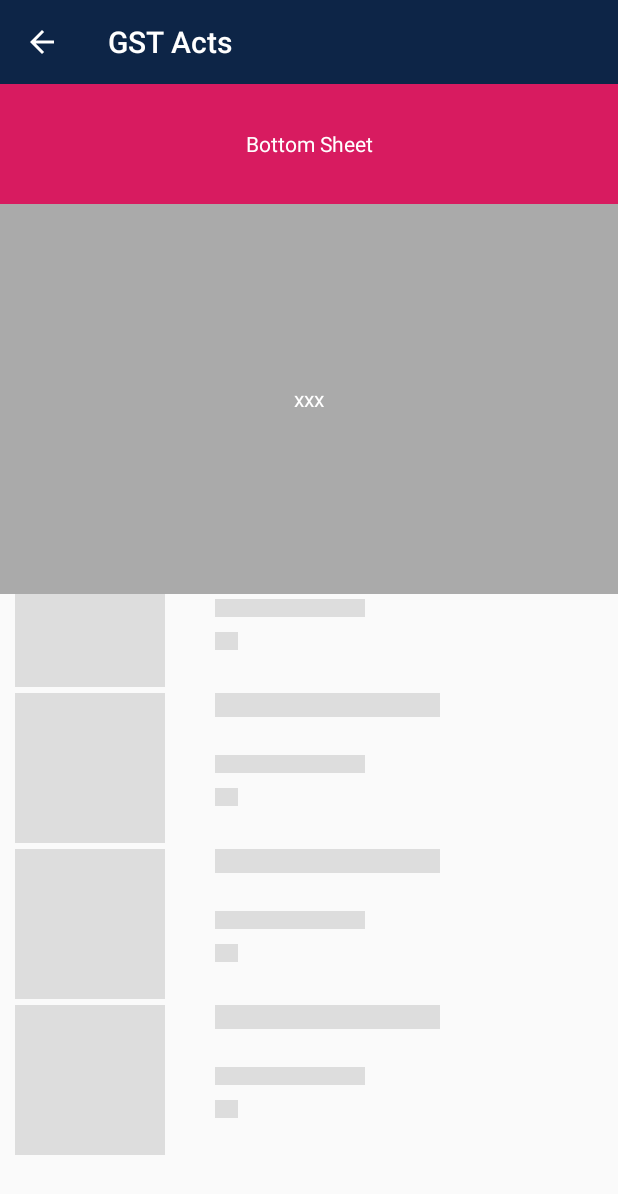
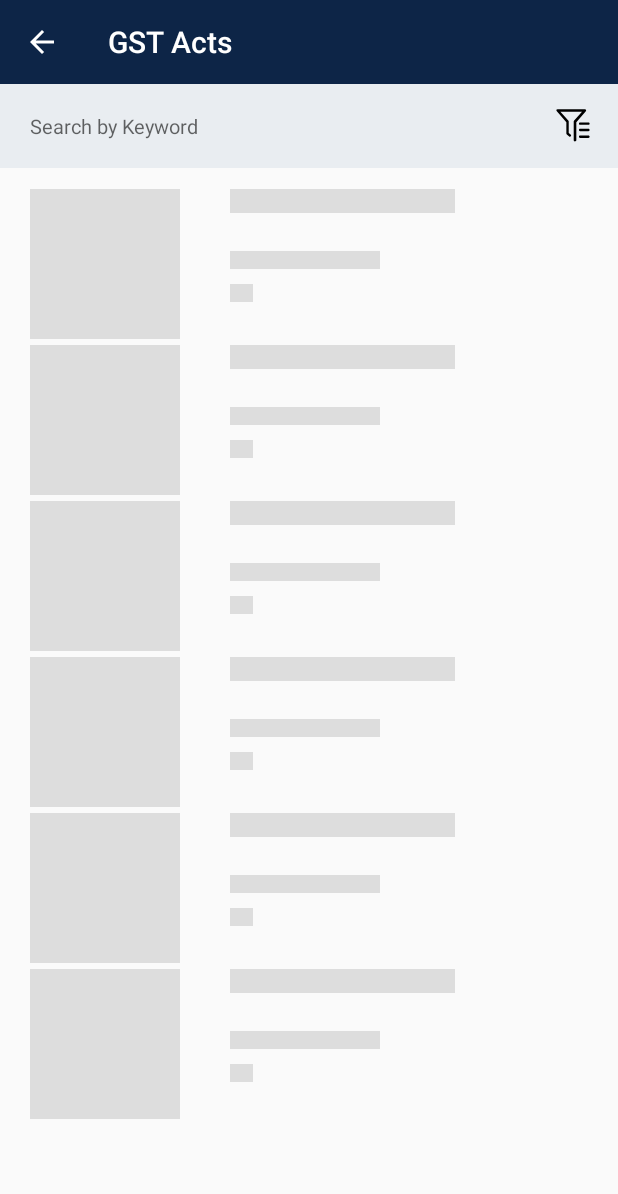
Before and after one commit to kritarth1107/GSTLibrary, an Android app: the screen it shows after launch (ActsActivity), after a tap on "GST Acts", on a phone screen of 412 x 824 dp. Shown: the top 1194 px of the screen. Run offline under Robolectric (Android 15) with nearby library versions, the phone set to English and light mode, and no system bars; our stand-ins replace Shimmer.

Commit message:
10-Aug (Working Acts with Keyword Search)

```diff
--- a/app/build.gradle
+++ b/app/build.gradle
@@ -30,6 +30,8 @@
     implementation 'de.hdodenhof:circleimageview:3.0.0'
     // Shimmer
     implementation 'com.facebook.shimmer:shimmer:0.1.0@aar'
+    //GIF
+    implementation 'pl.droidsonroids.gif:android-gif-drawable:1.2.3'
 
     testImplementation 'junit:junit:4.12'
     androidTestImplementation 'androidx.test:runner:1.2.0'
@@ -40,5 +42,4 @@
     implementation 'com.squareup.retrofit2:converter-gson:2.3.0'
 
 
-
 }
--- a/app/src/main/java/in/co/gstsamadhan/gstsamadhan/ActsActivity.java
+++ b/app/src/main/java/in/co/gstsamadhan/gstsamadhan/ActsActivity.java
@@ -7,7 +7,10 @@
 import androidx.recyclerview.widget.RecyclerView;
 
 import android.os.Bundle;
+import android.text.Editable;
+import android.text.TextWatcher;
 import android.view.View;
+import android.widget.EditText;
 import android.widget.LinearLayout;
 
 import com.facebook.shimmer.ShimmerFrameLayout;
@@ -22,6 +25,7 @@
 
 import in.co.gstsamadhan.gstsamadhan.Adapter.ActsAdapter;
 import in.co.gstsamadhan.gstsamadhan.model.Acts;
+import network.GstSamadhanApi;
 import network.RetrofitClient;
 import retrofit2.Call;
 import retrofit2.Callback;
@@ -30,10 +34,13 @@
 public class ActsActivity extends AppCompatActivity {
     private RecyclerView recyclerView ;
     ShimmerFrameLayout shimmerFrameLayout;
+    EditText KeywordEditText;
+    private GstSamadhanApi gstSamadhanApi;
     @Override
     protected void onCreate(Bundle savedInstanceState) {
         super.onCreate(savedInstanceState);
         setContentView(R.layout.activity_acts);
+        KeywordEditText = findViewById(R.id.KeywordEditText);
 
         //Toolbar
         Toolbar toolbar = findViewById(R.id.toolbar);
@@ -51,38 +58,32 @@
 
         //recyclerView
         recyclerView = findViewById(R.id.ActsRecyclerView);
-
-        retrieveValues();
-        // get the bottom sheet view
-        LinearLayout llBottomSheet = (LinearLayout) findViewById(R.id.bottom_sheet);
-        BottomSheetBehavior bottomSheetBehavior = BottomSheetBehavior.from(llBottomSheet);
-
-        bottomSheetBehavior.setState(BottomSheetBehavior.STATE_COLLAPSED);
-        bottomSheetBehavior.setState(BottomSheetBehavior.STATE_EXPANDED);
-        bottomSheetBehavior.setState(BottomSheetBehavior.STATE_HIDDEN);
-        bottomSheetBehavior.setPeekHeight(340);
-        bottomSheetBehavior.setHideable(false);
-
-        bottomSheetBehavior.setBottomSheetCallback(new BottomSheetBehavior.BottomSheetCallback() {
+        KeywordEditText.addTextChangedListener(new TextWatcher() {
             @Override
-            public void onStateChanged(@NonNull View bottomSheet, int newState) {
+            public void beforeTextChanged(CharSequence charSequence, int i, int i1, int i2) {
 
             }
 
             @Override
-            public void onSlide(@NonNull View bottomSheet, float slideOffset) {
+            public void onTextChanged(CharSequence charSequence, int i, int i1, int i2) {
+                retrieveValues(charSequence.toString())/*(charSequence.toString())*/;
+            }
+
+            @Override
+            public void afterTextChanged(Editable editable) {
 
             }
         });
 
+        retrieveValues("");
+
+
     }//OnCreate End
 
-    private void retrieveValues() {
+    private void retrieveValues(String Keyword) {
+        gstSamadhanApi = RetrofitClient.getApiClient().create(GstSamadhanApi.class);
 
-        Call<List<Acts>> call = RetrofitClient
-                .getInstance()
-                .getApi()
-                .jsonValues();
+        Call<List<Acts>> call = gstSamadhanApi.getActs(Keyword);
 
         call.enqueue(new Callback<List<Acts>>() {
             @Override
--- a/app/src/main/java/in/co/gstsamadhan/gstsamadhan/MainActivity.java
+++ b/app/src/main/java/in/co/gstsamadhan/gstsamadhan/MainActivity.java
@@ -56,6 +56,7 @@
                             case R.id.wallet_bottom_navigation:
                                 loadFragment(new ProfileFragment());
                                 toolbar.setBackgroundColor(getResources().getColor(R.color.colorPrimaryDark));
+
                                 break;
 
                         }
--- a/app/src/main/java/network/GstSamadhanApi.java
+++ b/app/src/main/java/network/GstSamadhanApi.java
@@ -12,13 +12,12 @@
 
 public interface GstSamadhanApi {
 
+   /* @GET("acts")
+    Call<List<Acts>> jsonValues();*/
+
     @GET("acts")
-    Call<List<Acts>> jsonValues();
-
-    @FormUrlEncoded
-    @POST("search")
-    Call<List<Acts>> json(
-            @Query("value") String val
+    Call<List<Acts>> getActs(
+            @Query("key") String keyword
     );
 
 }
--- a/app/src/main/java/network/RetrofitClient.java
+++ b/app/src/main/java/network/RetrofitClient.java
@@ -5,7 +5,7 @@
 
 public class RetrofitClient {
     public static final String BASE_URL = "https://gstsamadhan.co.in/gstapi/";
-    private static RetrofitClient mInstancce;
+ /*   private static RetrofitClient mInstancce;
     private static Retrofit retrofit = null;
 
 
@@ -27,5 +27,15 @@
     public GstSamadhanApi getApi(){
       return retrofit.create(GstSamadhanApi.class);
     }
-
+*/
+ public static Retrofit retrofit;
+ public static Retrofit getApiClient(){
+     if (retrofit==null){
+         retrofit = new Retrofit.Builder()
+                 .baseUrl(BASE_URL)
+                 .addConverterFactory(GsonConverterFactory.create())
+                 .build();
+     }
+     return retrofit;
+ }
 }
--- /dev/null
+++ b/app/src/main/res/drawable/ic_pdf_file.xml
@@ -0,0 +1,6 @@
+<vector android:height="24dp" android:viewportHeight="482.14"
+    android:viewportWidth="482.14" android:width="24dp" xmlns:android="http://schemas.android.com/apk/res/android">
+    <path android:fillColor="#FF000000" android:pathData="M142.024,310.194c0,-8.007 -5.556,-12.782 -15.359,-12.782c-4.003,0 -6.714,0.395 -8.132,0.773v25.69c1.679,0.378 3.743,0.504 6.588,0.504C135.57,324.379 142.024,319.1 142.024,310.194z"/>
+    <path android:fillColor="#FF000000" android:pathData="M202.709,297.681c-4.39,0 -7.227,0.379 -8.905,0.772v56.896c1.679,0.394 4.39,0.394 6.841,0.394c17.809,0.126 29.424,-9.677 29.424,-30.449C230.195,307.231 219.611,297.681 202.709,297.681z"/>
+    <path android:fillColor="#FF000000" android:pathData="M315.458,0H121.811c-28.29,0 -51.315,23.041 -51.315,51.315v189.754h-5.012c-11.418,0 -20.678,9.251 -20.678,20.679v125.404c0,11.427 9.259,20.677 20.678,20.677h5.012v22.995c0,28.305 23.025,51.315 51.315,51.315h264.223c28.272,0 51.3,-23.011 51.3,-51.315V121.449L315.458,0zM99.053,284.379c6.06,-1.024 14.578,-1.796 26.579,-1.796c12.128,0 20.772,2.315 26.58,6.965c5.548,4.382 9.292,11.615 9.292,20.127c0,8.51 -2.837,15.745 -7.999,20.646c-6.714,6.32 -16.643,9.157 -28.258,9.157c-2.585,0 -4.902,-0.128 -6.714,-0.379v31.096H99.053V284.379zM386.034,450.713H121.811c-10.954,0 -19.874,-8.92 -19.874,-19.889v-22.995h246.31c11.42,0 20.679,-9.25 20.679,-20.677V261.748c0,-11.428 -9.259,-20.679 -20.679,-20.679h-246.31V51.315c0,-10.938 8.921,-19.858 19.874,-19.858l181.89,-0.19v67.233c0,19.638 15.934,35.587 35.587,35.587l65.862,-0.189l0.741,296.925C405.891,441.793 396.987,450.713 386.034,450.713zM174.065,369.801v-85.422c7.225,-1.15 16.642,-1.796 26.58,-1.796c16.516,0 27.226,2.963 35.618,9.282c9.031,6.714 14.704,17.416 14.704,32.781c0,16.643 -6.06,28.133 -14.453,35.224c-9.157,7.612 -23.096,11.222 -40.125,11.222C186.191,371.092 178.966,370.446 174.065,369.801zM314.892,319.226v15.996h-31.23v34.973h-19.74v-86.966h53.16v16.122h-33.42v19.875H314.892z"/>
+</vector>
--- /dev/null
+++ b/app/src/main/res/drawable/ic_share.xml
@@ -0,0 +1,4 @@
+<vector android:height="24dp" android:viewportHeight="481.6"
+    android:viewportWidth="481.6" android:width="24dp" xmlns:android="http://schemas.android.com/apk/res/android">
+    <path android:fillColor="#FF000000" android:pathData="M381.6,309.4c-27.7,0 -52.4,13.2 -68.2,33.6l-132.3,-73.9c3.1,-8.9 4.8,-18.5 4.8,-28.4c0,-10 -1.7,-19.5 -4.9,-28.5l132.2,-73.8c15.7,20.5 40.5,33.8 68.3,33.8c47.4,0 86.1,-38.6 86.1,-86.1S429,0 381.5,0s-86.1,38.6 -86.1,86.1c0,10 1.7,19.6 4.9,28.5l-132.1,73.8c-15.7,-20.6 -40.5,-33.8 -68.3,-33.8c-47.4,0 -86.1,38.6 -86.1,86.1s38.7,86.1 86.2,86.1c27.8,0 52.6,-13.3 68.4,-33.9l132.2,73.9c-3.2,9 -5,18.7 -5,28.7c0,47.4 38.6,86.1 86.1,86.1s86.1,-38.6 86.1,-86.1S429.1,309.4 381.6,309.4zM381.6,27.1c32.6,0 59.1,26.5 59.1,59.1s-26.5,59.1 -59.1,59.1s-59.1,-26.5 -59.1,-59.1S349.1,27.1 381.6,27.1zM100,299.8c-32.6,0 -59.1,-26.5 -59.1,-59.1s26.5,-59.1 59.1,-59.1s59.1,26.5 59.1,59.1S132.5,299.8 100,299.8zM381.6,454.5c-32.6,0 -59.1,-26.5 -59.1,-59.1c0,-32.6 26.5,-59.1 59.1,-59.1s59.1,26.5 59.1,59.1C440.7,428 414.2,454.5 381.6,454.5z"/>
+</vector>
--- a/app/src/main/res/layout/activity_acts.xml
+++ b/app/src/main/res/layout/activity_acts.xml
@@ -31,6 +31,7 @@
         android:layout_width="match_parent"
         android:layout_height="?attr/actionBarSize">
         <EditText
+            android:id="@+id/KeywordEditText"
             android:textSize="13sp"
             android:paddingLeft="10dp"
             android:background="@android:color/transparent"
@@ -46,11 +47,12 @@
             android:layout_height="match_parent" />
     </LinearLayout>
         <com.facebook.shimmer.ShimmerFrameLayout
+            android:padding="10dp"
             android:id="@+id/shimmer_view_container"
             android:layout_width="match_parent"
             android:layout_height="wrap_content"
             android:layout_gravity="center"
-            android:layout_marginTop="90dp"
+            android:layout_marginTop="?attr/actionBarSize"
             android:orientation="vertical"
             shimmer:duration="800">
             <!-- Adding 7 rows of placeholders -->
@@ -75,7 +77,7 @@
     >
 
 </androidx.recyclerview.widget.RecyclerView>
-        <include layout="@layout/bottom_sheet" />
+       <!-- <include layout="@layout/bottom_sheet" /> -->
     </RelativeLayout>
 
 </RelativeLayout>
--- a/app/src/main/res/layout/fragment_home.xml
+++ b/app/src/main/res/layout/fragment_home.xml
@@ -1,5 +1,5 @@
 <?xml version="1.0" encoding="utf-8"?>
-<FrameLayout xmlns:android="http://schemas.android.com/apk/res/android"
+<ScrollView xmlns:android="http://schemas.android.com/apk/res/android"
     xmlns:tools="http://schemas.android.com/tools"
     android:layout_width="match_parent"
     android:layout_height="match_parent"
@@ -914,4 +914,4 @@
 
 
 </RelativeLayout>
-</FrameLayout>
+</ScrollView>
```
Also changed, not shown: app/src/main/AndroidManifest.xml (+7 -3 lines), app/src/main/java/in/co/gstsamadhan/gstsamadhan/ActsSection.java (added, +115 -0 lines), app/src/main/java/in/co/gstsamadhan/gstsamadhan/Adapter/ActsAdapter.java (+21 -8 lines), app/src/main/java/in/co/gstsamadhan/gstsamadhan/SplahActivity.java (added, +14 -0 lines), app/src/main/res/drawable/ic_gst_samadhan_app_favicon.xml (added, +23 -0 lines), app/src/main/res/drawable/ic_printer.xml (added, +7 -0 lines), app/src/main/res/layout/activity_acts_section.xml (added, +86 -0 lines), app/src/main/res/layout/activity_splah.xml (added, +14 -0 lines), app/src/main/res/layout/fragment_profile.xml (+25 -5 lines), app/src/main/res/menu/bottomacts.xml (added, +19 -0 lines).
